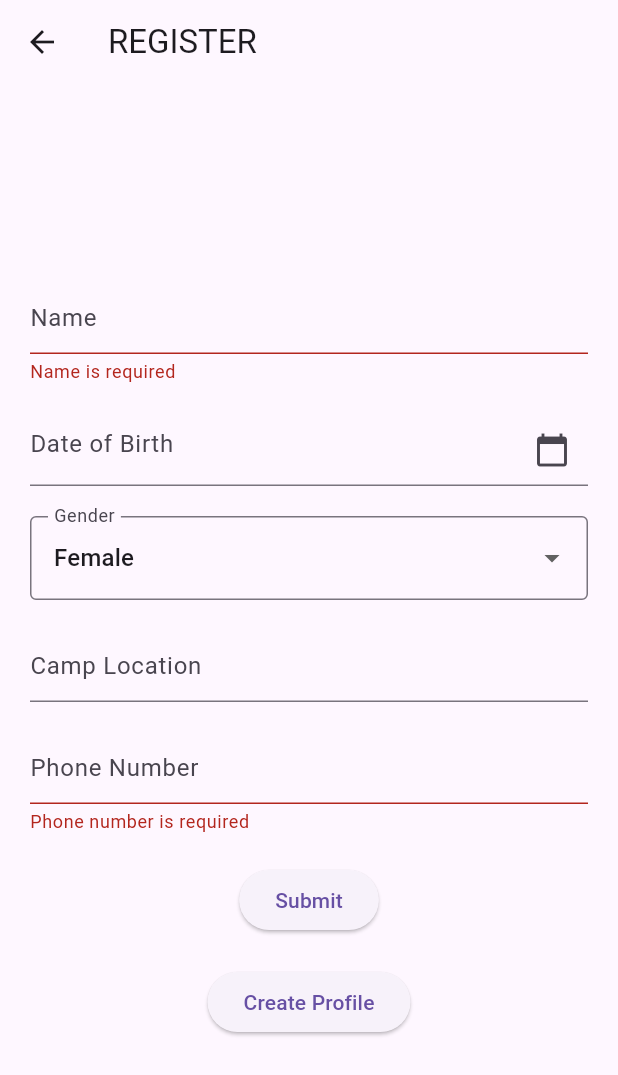
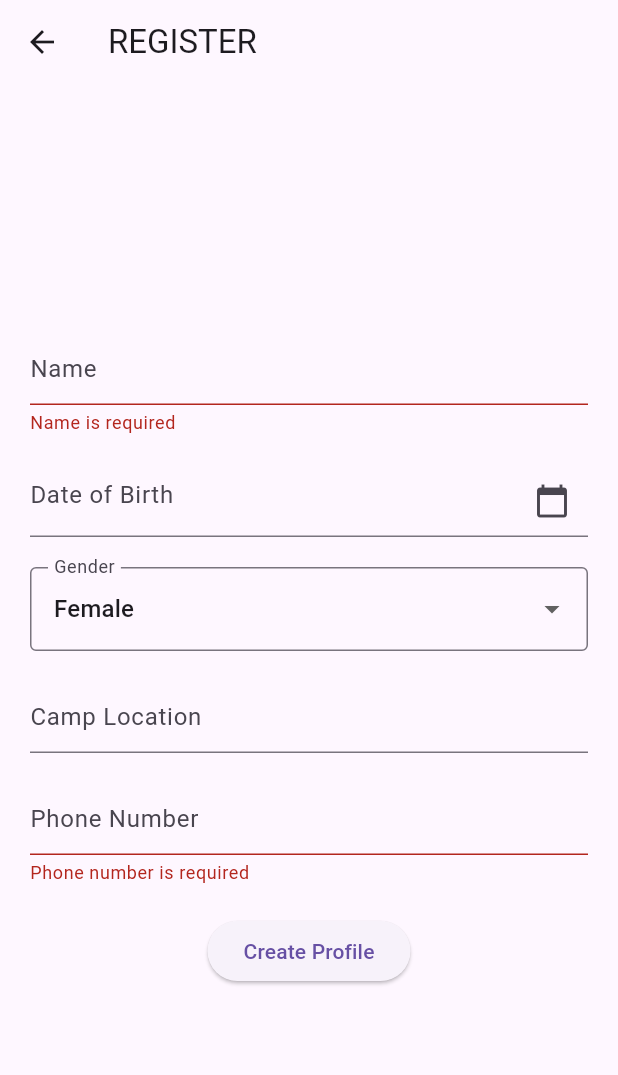
Before and after one commit to zsyed44/CollectiCare, a Flutter app: the ProfileRegistration screen opened directly with empty values, after a tap on "Create Profile", on a phone screen of 412 x 824 dp. Shown: the top 1075 px of the screen. Run offline on Flutter 3.47's test engine with Material 3 defaults, Android fonts, the light colour scheme and no system bars; our stand-ins replace image_picker.

Commit message:
Making tweaks to registration

```diff
--- a/flutter_application/lib/profile_registration.dart
+++ b/flutter_application/lib/profile_registration.dart
@@ -1,6 +1,9 @@
 import 'package:flutter/material.dart';
 import 'login.dart';
 import 'services/api_service.dart';
+import 'temporary_page.dart';
+
+String thisCity = selectedCity;
 
 class ProfileRegistration extends StatefulWidget {
   final String userId;
@@ -47,7 +50,7 @@ class _ProfileRegistrationState extends State<ProfileRegistration> {
           'contactInfo': _phoneController.text, // temporary/default contact
           'consentForFacialRecognition': true, // temporary/default consent
           'phone': _phoneController.text,
-          'address': _addressController.text,
+          'address': thisCity, // The city that the health camp is in
           'eyeStatus': 'Normal', // temporary/default eye status
           'gender': _selectedGender // include gender in the submission
         });
@@ -147,20 +150,20 @@ class _ProfileRegistrationState extends State<ProfileRegistration> {
               SizedBox(height: 20),
               ElevatedButton(
                 onPressed: _submitProfile,
-                child: Text('Submit'),
-              ),
-              SizedBox(height: 20),
-              ElevatedButton(
-                onPressed: () {
-                  if (_formKey.currentState!.validate()) {
-                    Navigator.push(
-                      context,
-                      MaterialPageRoute(builder: (context) => Login()),
-                    );
-                  }
-                },
                 child: Text('Create Profile'),
               ),
+              // SizedBox(height: 20),
+              // ElevatedButton(
+              //   onPressed: () {
+              //     if (_formKey.currentState!.validate()) {
+              //       Navigator.push(
+              //         context,
+              //         MaterialPageRoute(builder: (context) => Login()),
+              //       );
+              //     }
+              //   },
+              //   child: Text('Create Profile'),
+              // ),
             ],
           ),
         ),
```
